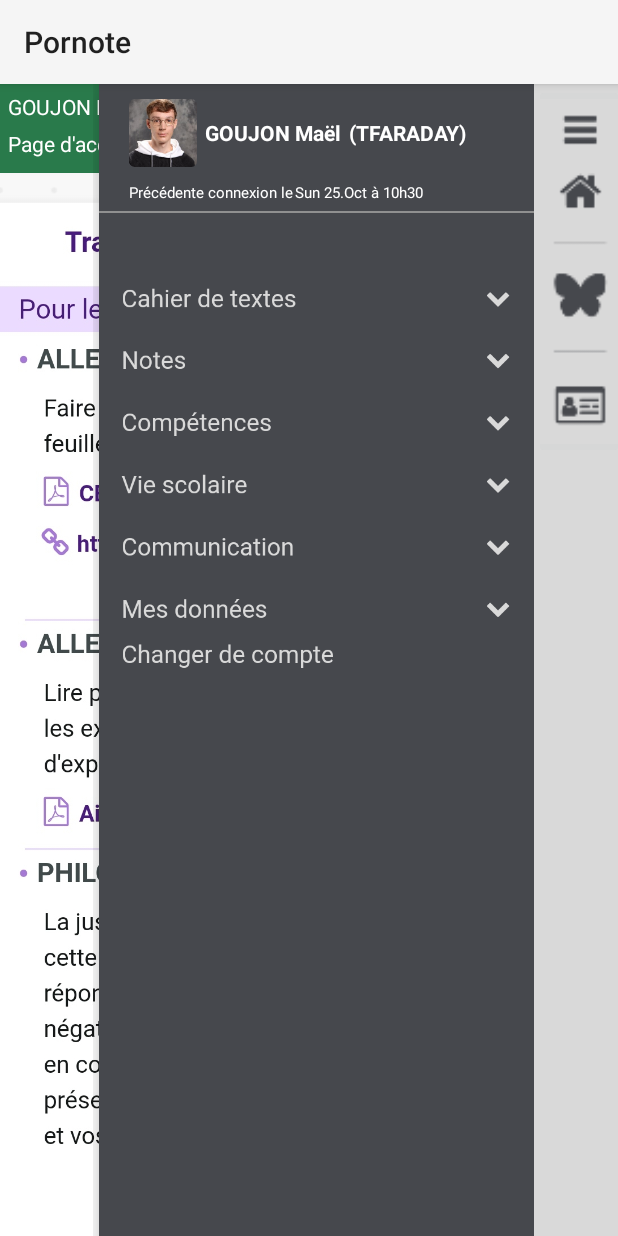
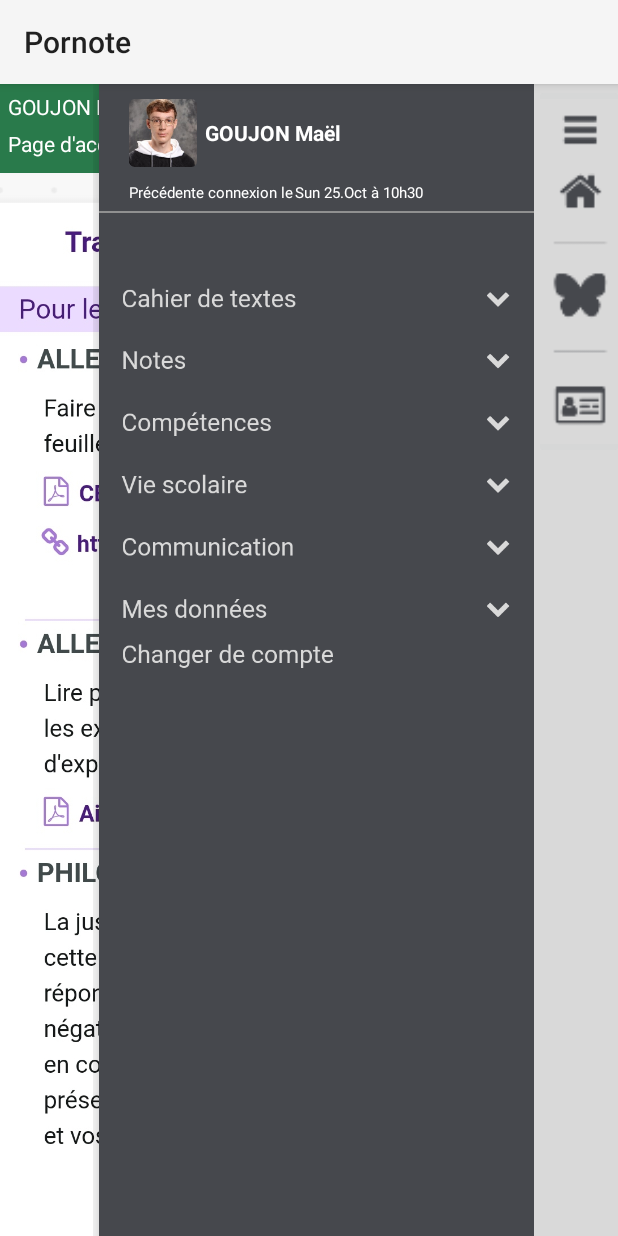
Before and after one commit to goujonmael/Pornote-2, an Android app: the screen it shows after launch (AndroidDrawerSheetActivity), after a tap on an icon or button, on a phone screen of 412 x 824 dp. Run offline under Robolectric (Android 15) with nearby library versions, the light colour scheme and no system bars.

Commit message:
Final Version

```diff
--- a/app/src/main/java/de/mxapplications/androiddrawersheetexample/AndroidDrawerSheetActivity.java
+++ b/app/src/main/java/de/mxapplications/androiddrawersheetexample/AndroidDrawerSheetActivity.java
@@ -1,5 +1,6 @@
 package de.mxapplications.androiddrawersheetexample;
 
+import android.annotation.SuppressLint;
 import android.media.Image;
 import android.support.v7.app.AppCompatActivity;
 import android.os.Bundle;
@@ -18,8 +19,18 @@ import android.support.v7.app.AppCompatActivity;
 import android.widget.TextView;
 import java.text.SimpleDateFormat;
 import java.util.Date;
+import android.support.v7.app.AppCompatActivity;
+import android.os.Bundle;
+import android.view.Gravity;
+import android.view.View;
+import android.widget.Toast;
 
 public class AndroidDrawerSheetActivity extends AppCompatActivity {
+
+    Button changeTextButton;
+    TextView message;
+
+
 
 
     private final static String LOG_TAG="Example Activity";
@@ -28,6 +39,26 @@ public class AndroidDrawerSheetActivity extends AppCompatActivity {
     protected void onCreate(Bundle savedInstanceState) {
         super.onCreate(savedInstanceState);
         setContentView(R.layout.activity_android_drawer_sheet);
+
+
+//FARADAY
+        message= (TextView)findViewById(R.id.ChangeClasse);
+        changeTextButton = (Button)findViewById(R.id.bChangeText);
+        changeTextButton.setOnClickListener(new View.OnClickListener() {
+            @Override
+            public void onClick(View view) {
+                message.setText("(TFARADAY)");
+            }
+        });
+//CUIVRE
+        message= (TextView)findViewById(R.id.ChangeClasse);
+        changeTextButton = (Button)findViewById(R.id.bChangeText2);
+        changeTextButton.setOnClickListener(new View.OnClickListener() {
+            @Override
+            public void onClick(View view) {
+                message.setText("(TCUIVRE)");
+            }
+        });
 
 
         TextView textView=findViewById(R.id.date);
@@ -92,4 +123,8 @@ public class AndroidDrawerSheetActivity extends AppCompatActivity {
         });
 
     }
+
+
+
+
 }
--- a/app/src/main/res/layout/activity_android_drawer_sheet.xml
+++ b/app/src/main/res/layout/activity_android_drawer_sheet.xml
@@ -25,6 +25,27 @@
                 android:cropToPadding="true"
                 android:scaleType="fitStart"
                 app:srcCompat="@drawable/home" />
+
+            <LinearLayout
+                android:layout_width="match_parent"
+                android:layout_height="match_parent"
+                android:gravity="right"
+                android:orientation="horizontal">
+
+                <Button
+                    android:id="@+id/bChangeText"
+                    android:layout_width="wrap_content"
+                    android:layout_height="wrap_content"
+                    android:text="Faraday" />
+
+                <Button
+                    android:id="@+id/bChangeText2"
+                    android:layout_width="wrap_content"
+                    android:layout_height="wrap_content"
+                    android:hapticFeedbackEnabled="false"
+                    android:text="Cuivre" />
+            </LinearLayout>
+
         </LinearLayout>
     </ScrollView>
 
@@ -141,10 +162,10 @@
                         android:layout_weight="1" />
 
                     <TextView
+                        android:id="@+id/ChangeClasse"
                         android:layout_width="wrap_content"
                         android:layout_height="wrap_content"
                         android:layout_gravity="center"
-                        android:text="@string/classe"
                         android:textColor="#FFFFFF"
                         android:textStyle="bold" />
 
--- a/app/src/main/res/values/strings.xml
+++ b/app/src/main/res/values/strings.xml
@@ -10,5 +10,4 @@
     <string name="left_text1">You can\'t open it by dragging or swiping. But you can close it by swiping or dragging.</string>
     <string name="left_text2">The drawer uses all the default settings.</string>
     <string name="right_button_text">Close</string>
-    <string name="classe">(TFARADAY)</string>
 </resources>
```
Also changed, not shown: app/src/main/res/home/Screenshot_20201025-100929846 (1).jpg (deleted), app/src/main/res/options_menu/Screenshot_20201025-091136_PRONOTE.png (deleted).
